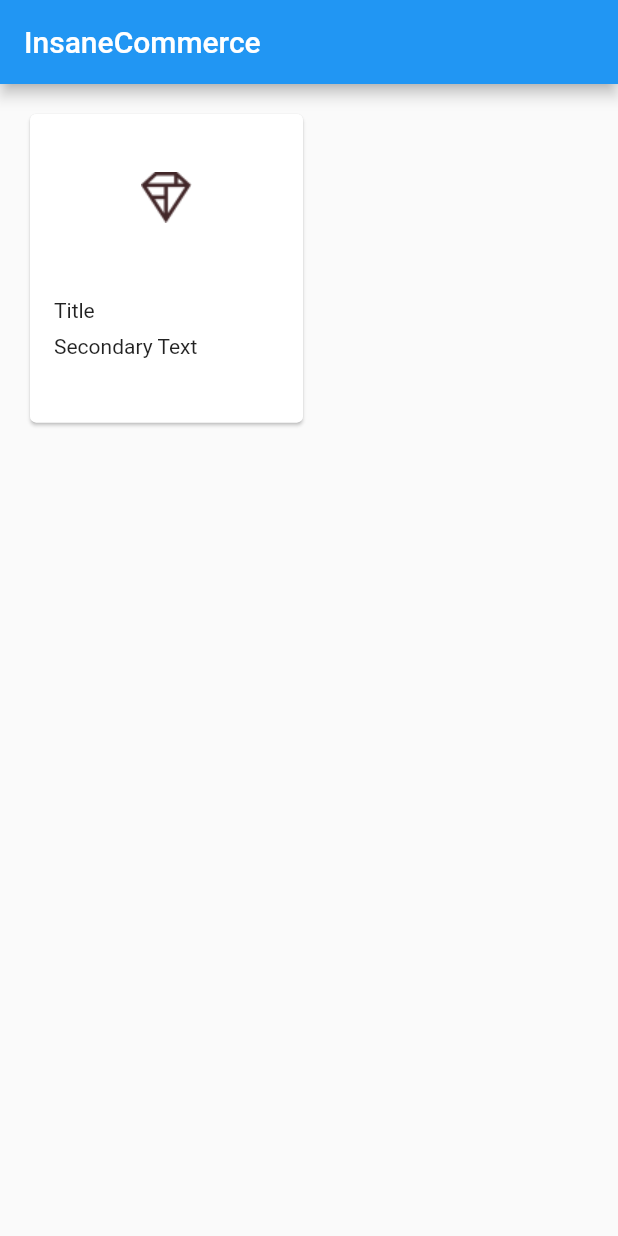
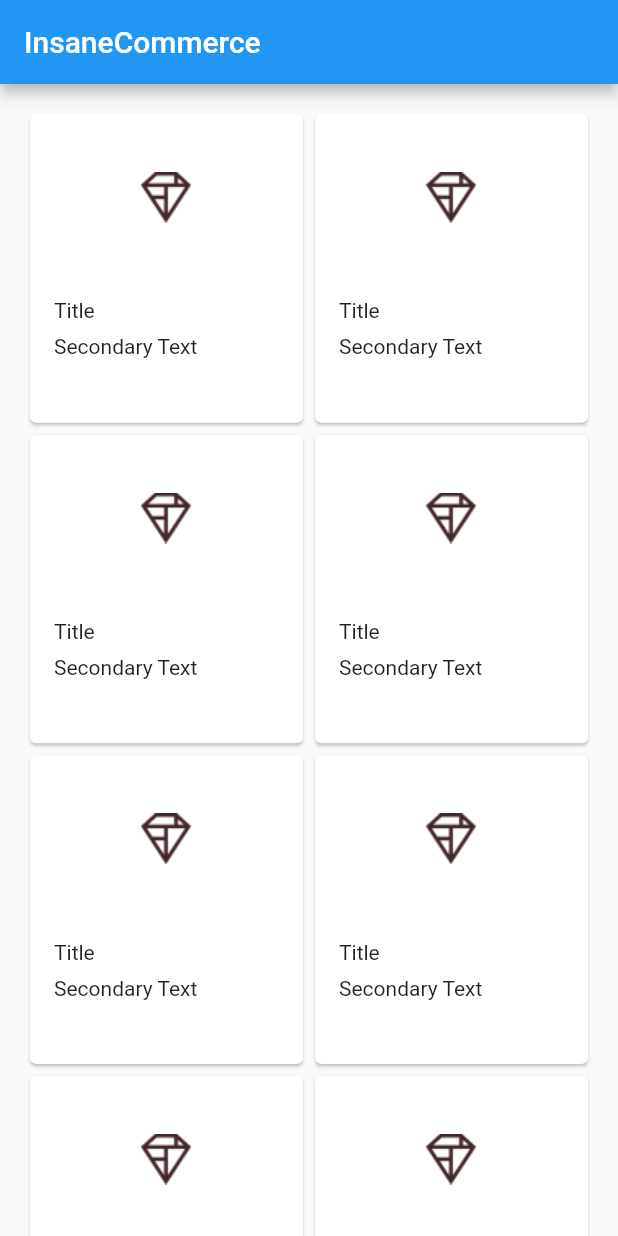
Before and after one commit to frclba/insaneCommerce-mdc-100, a Flutter app: the HomePage screen opened directly, on a phone screen of 412 x 824 dp. Run offline on Flutter 3.47's test engine with Material 2 defaults, Android fonts, the phone set to English and light mode, and no system bars.

Commit message:
Make Card Collection

```diff
--- a/lib/home.dart
+++ b/lib/home.dart
@@ -1,9 +1,12 @@
 import 'package:flutter/material.dart';
+import 'package:intl/intl.dart';
 
+import 'model/products_repository.dart';
+import 'model/product.dart';
 
 class HomePage extends StatelessWidget {
   @override
-  Widget build(BuildContext context){
+  Widget build(BuildContext context) {
     return Scaffold(
       appBar: AppBar(
         title: Text("InsaneCommerce"),
@@ -12,8 +15,15 @@ class HomePage extends StatelessWidget {
         crossAxisCount: 2,
         padding: EdgeInsets.all(16.0),
         childAspectRatio: 8.0 / 9.0,
-        children: <Widget>[
-          Card(
+        children: _buildGridCards(9),
+      ),
+    );
+  }
+
+  List<Card> _buildGridCards(int count) {
+    List<Card> cards = List.generate(
+      count,
+      (int index) => Card(
         clipBehavior: Clip.antiAlias,
         child: Column(
           crossAxisAlignment: CrossAxisAlignment.start,
@@ -36,8 +46,8 @@ class HomePage extends StatelessWidget {
           ],
         ),
       ),
-        ],
-      ),
     );
+
+    return cards;
   }
 }
```
Lines whose indentation alone changed are shown as unchanged.
